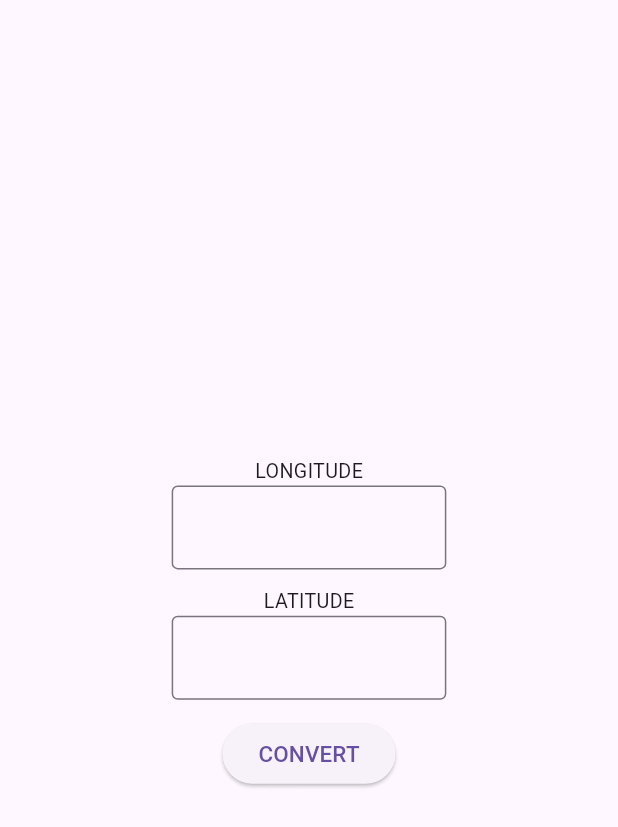
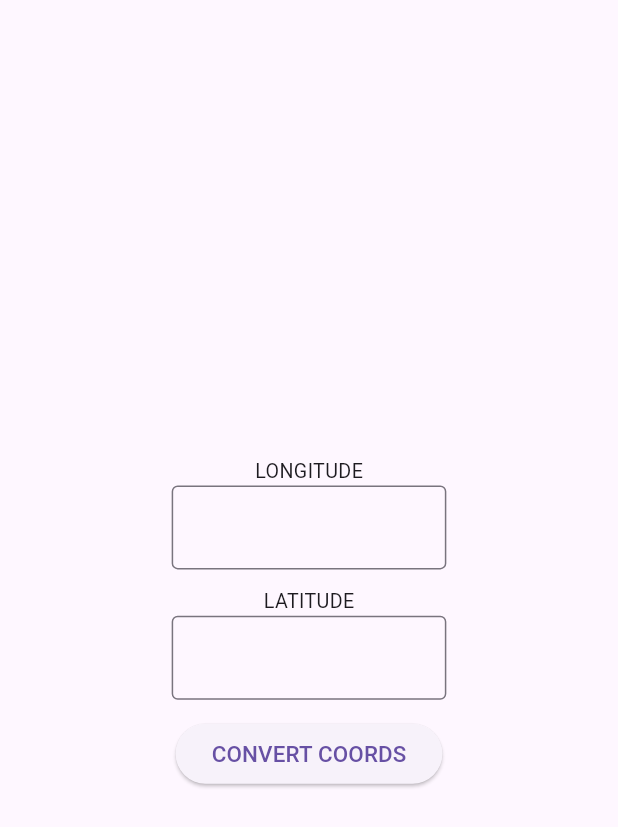
Before and after one commit to TestFluttterOrg/front_end, a Flutter app: the screen it shows after launch, on a phone screen of 412 x 824 dp. Shown: the top 827 px of the screen. Run offline on Flutter 3.47's test engine with Material 3 defaults, Android fonts, the light colour scheme and no system bars; our stand-ins replace dio, equatable, flutter_bloc, flutter_screenutil, get_it, go_router; missing offline and left inert: coordinate_converter.

Commit message:
Change the button label.

```diff
--- a/lib/features/presentation/converter_screen.dart
+++ b/lib/features/presentation/converter_screen.dart
@@ -49,7 +49,7 @@ class ConverterScreen extends StatelessWidget {
               ),
               SizedBox(height: 10.h),
               Button(
-                text: "CONVERT",
+                text: "CONVERT COORDS",
                 onPress: () {
                   bloc.convertToDMS();
                 },
```
